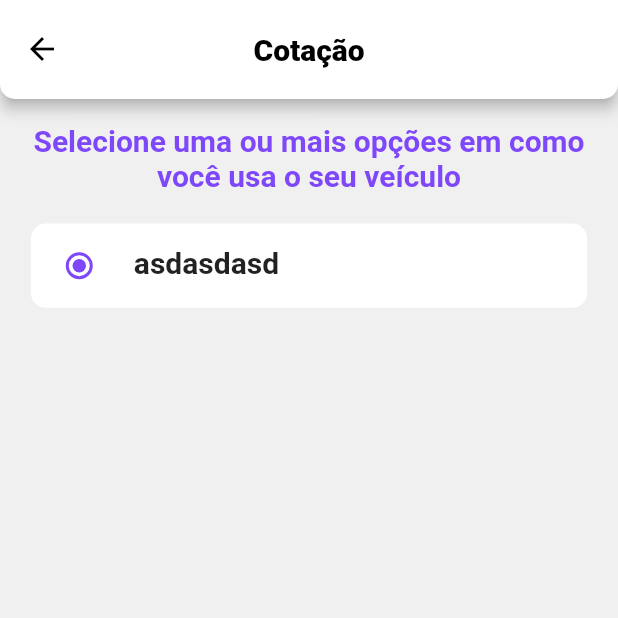
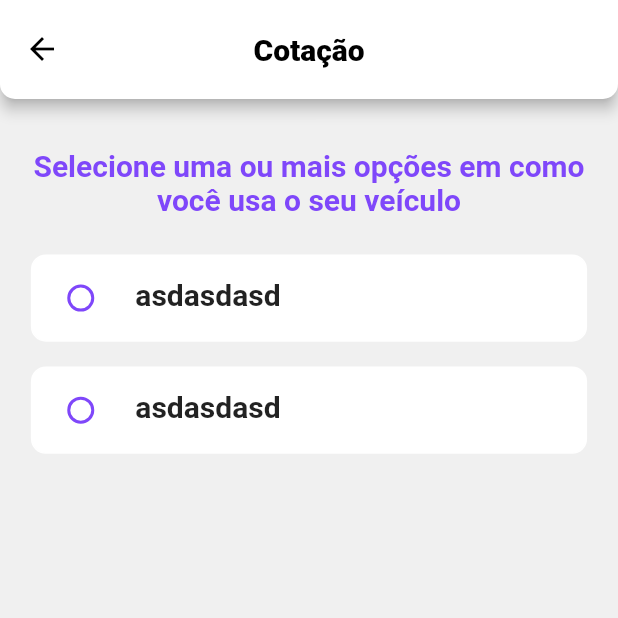
Before and after one commit to guilherme21alcantara/neo, a Flutter app: the screen it shows after launch, on a phone screen of 412 x 824 dp, the top half of it. Run offline on Flutter 3.47's test engine with Material 2 defaults, Android fonts, the phone set to English and light mode, and no system bars; our stand-ins replace carousel_slider, get, hexcolor.

Commit message:
mudanças

```diff
--- a/lib/Screen/componentes_globais/inputs/radio_button.dart
+++ b/lib/Screen/componentes_globais/inputs/radio_button.dart
@@ -21,14 +21,24 @@
 }
 
 class _CustomRadioButtonState extends State<CustomRadioButton> {
+  bool isBorderVisible = false;
+
+  _getColor(bool b) {
+    if (b) {
+      return AppCores.PRETO;
+    }
+    return AppCores.BRANCO;
+  }
+
   @override
   Widget build(BuildContext context) {
     return Padding(
       padding: EdgeInsets.symmetric(
-          vertical: widget.size.width * 0.03,
+          vertical: widget.size.width * 0.02,
           horizontal: widget.size.width * 0.05),
       child: Container(
         decoration: BoxDecoration(
+            border: Border.all(color: _getColor(isBorderVisible)),
             color: AppCores.BRANCO,
             borderRadius: BorderRadius.all(Radius.circular(10))),
         child: Row(
--- /dev/null
+++ b/lib/Screen/cotacao/header.dart
@@ -0,0 +1,28 @@
+import 'package:flutter/material.dart';
+import 'package:neo/Screen/componentes_globais/cores.dart';
+
+class MainHeader extends StatelessWidget {
+  final Size size;
+  final String text;
+  const MainHeader({Key? key, required this.size, required this.text})
+      : super(key: key);
+
+  @override
+  Widget build(BuildContext context) {
+    return Padding(
+      padding: EdgeInsets.only(
+          right: size.width * 0.05,
+          left: size.width * 0.05,
+          top: size.height * 0.04,
+          bottom: size.height * 0.02),
+      child: Text(
+        text,
+        textAlign: TextAlign.center,
+        style: TextStyle(
+            color: AppCores.ROXOPRINCIPAL,
+            fontSize: 20,
+            fontWeight: FontWeight.bold),
+      ),
+    );
+  }
+}
--- a/lib/Screen/cotacao/opcoes_uso_veiculo.dart
+++ b/lib/Screen/cotacao/opcoes_uso_veiculo.dart
@@ -1,8 +1,8 @@
 import 'package:flutter/material.dart';
-import 'package:neo/Screen/componentes_globais/cores.dart';
 import 'package:neo/Screen/componentes_globais/inputs/radio_button.dart';
 import 'package:neo/Screen/componentes_globais/scaffold_principal.dart';
 import 'package:neo/Screen/componentes_globais/textos_gerais/Cotacao/opcoes_veiculo.dart';
+import 'package:neo/Screen/cotacao/header.dart';
 
 class OpcoesUsoVeiculo extends StatefulWidget {
   const OpcoesUsoVeiculo({Key? key}) : super(key: key);
@@ -12,6 +12,8 @@
 }
 
 class _OpcoesUsoVeiculoState extends State<OpcoesUsoVeiculo> {
+  int selectedValue = 0;
+
   @override
   Widget build(BuildContext context) {
     var mediaQuery = MediaQuery.of(context);
@@ -27,48 +29,26 @@
       width: size.width,
       child: Column(
         children: [
-          Padding(
-            padding: EdgeInsets.only(
-                right: size.width * 0.05,
-                left: size.width * 0.05,
-                top: size.height * 0.02,
-                bottom: size.height * 0.01),
-            child: Text(
-              OPCOESVEICULO.CORPO,
-              textAlign: TextAlign.center,
-              style: TextStyle(
-                  color: AppCores.ROXOPRINCIPAL,
-                  fontSize: 20,
-                  fontWeight: FontWeight.bold),
+          MainHeader(
+            size: size,
+            text: OPCOESVEICULO.CORPO,
           ),
-          ),
-          Container(
-            height: size.height * 0.7,
-            width: size.width,
-            child: CustomScrollView(
-              slivers: <Widget>[
-                SliverList(
-                  delegate: SliverChildListDelegate(List.generate(
-                    1,
-                    (i) => Column(
-                      children: [
-                        Column(children: [
           CustomRadioButton(
               value: 1,
-                              groupValue: 1,
+              groupValue: selectedValue,
               onChanged: (value2) {
                 setState(() {});
               },
               size: size,
-                              text: 'asdasdasd')
-                        ]),
-                      ],
-                    ),
-                  ).toList()),
-                ),
-              ],
-            ),
-          ),
+              text: 'asdasdasd'),
+          CustomRadioButton(
+              value: 2,
+              groupValue: selectedValue,
+              onChanged: (value2) {
+                setState(() {});
+              },
+              size: size,
+              text: 'asdasdasd'),
         ],
       ),
     );
```
Lines whose indentation alone changed are shown as unchanged.
